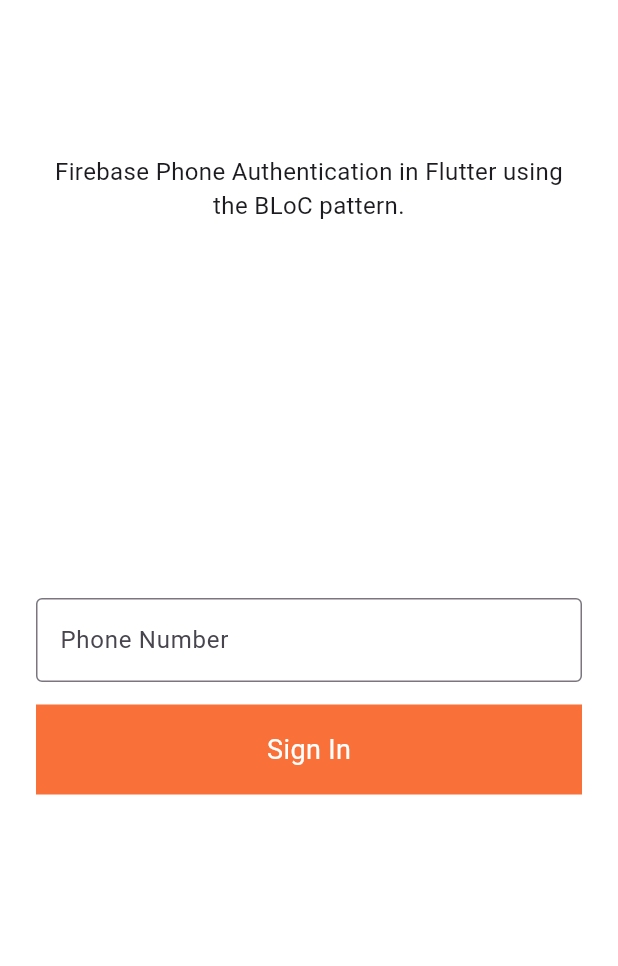
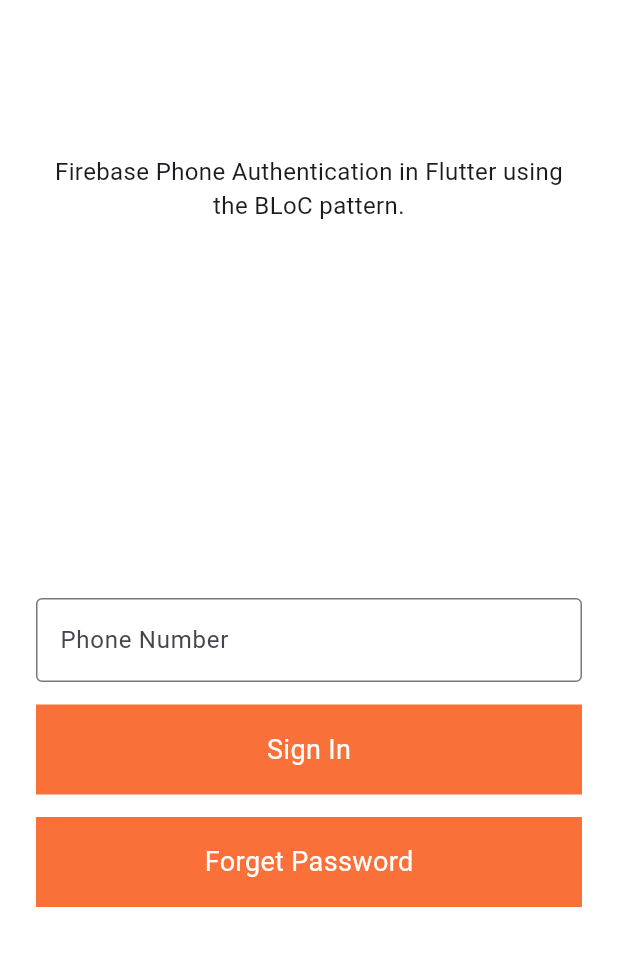
Before and after one commit to MuhammadAsif-12/bloc_management, a Flutter app: the PhoneAuthPage screen opened directly, on a phone screen of 412 x 824 dp, the part 257-1223 px from its top. Run offline on Flutter 3.47's test engine with Material 3 defaults, Android fonts, the phone set to English and light mode, and no system bars; our stand-ins replace bloc, connectivity, dio, email_validator, flutter_bloc, pretty_dio_logger; network calls fail; Roboto replaces fonts that are missing (Rubik Medium, Rubik Regular).

Commit message:
added button in phone auth screen.

```diff
--- a/lib/screens/phone_auth/phone_auth.dart
+++ b/lib/screens/phone_auth/phone_auth.dart
@@ -107,6 +107,27 @@ class PhoneAuthPage extends StatelessWidget {
                 const SizedBox(
                   height: 15,
                 ),
+                InkWell(
+                  onTap: () {
+                  },
+                  child: Container(
+                    height: 60,
+                    width: 400,
+                    decoration: const BoxDecoration(
+                      color: Color(0xffF97038),
+                    ),
+                    child: const Center(
+                      child: Text(
+                        'Forget Password',
+                        style: TextStyle(
+                          fontSize: 18,
+                          fontFamily: 'Rubik Regular',
+                          color: Colors.white,
+                        ),
+                      ),
+                    ),
+                  ),
+                ),
               ],
             ),
           ),
```
